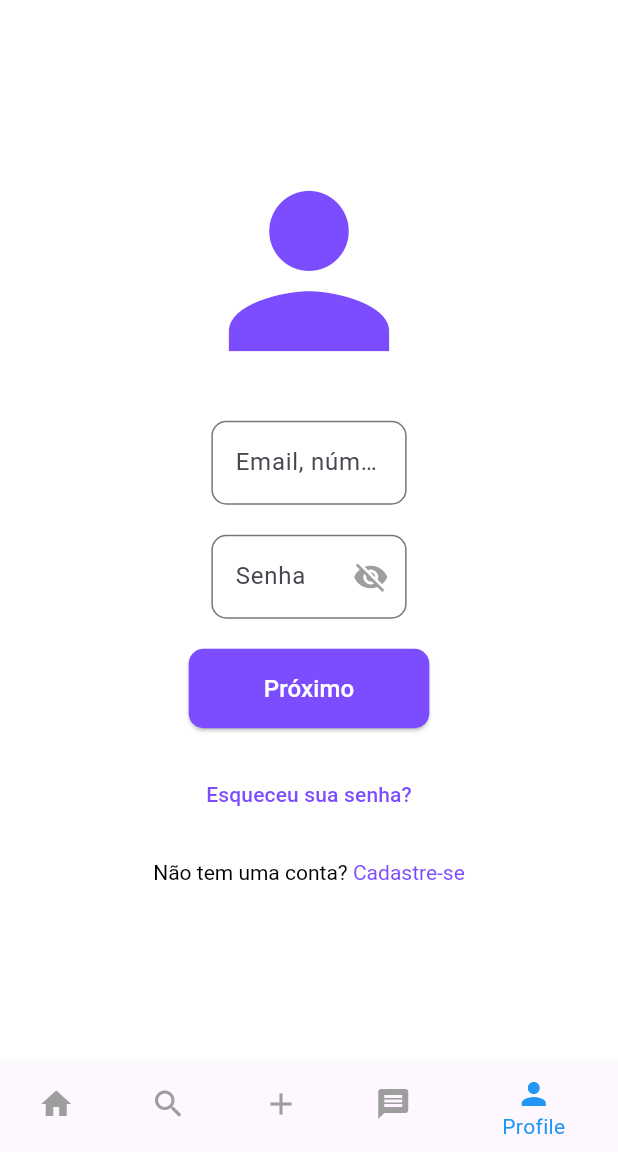
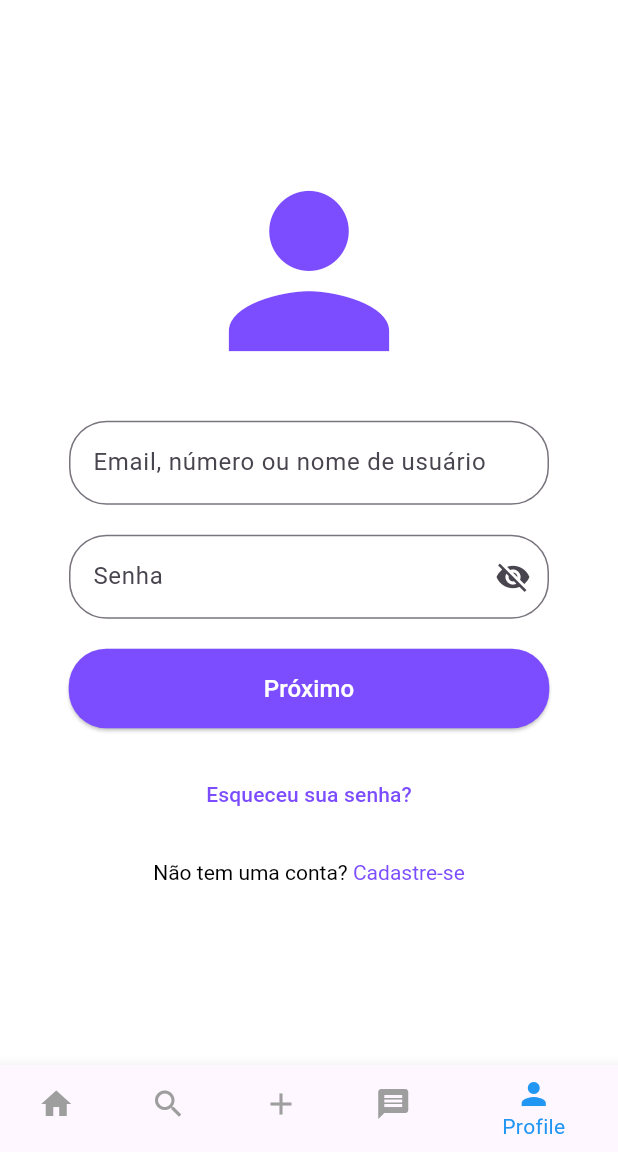
Before and after one commit to j0taaa/caps, a Flutter app: the LoginPage screen opened by its route, on a phone screen of 412 x 824 dp, the part 84-1236 px from its top. Run offline on Flutter 3.47's test engine with Material 3 defaults, Android fonts, the phone set to English and light mode, and no system bars; network calls fail.

Commit message:
Update LoginPage.dart

```diff
--- a/lib/pages/LoginPage.dart
+++ b/lib/pages/LoginPage.dart
@@ -95,14 +95,16 @@ class _LoginPageState extends State<LoginPage> {
 
   // Função para criar o TextField de email/nome de usuário
   Widget _buildTextField(String hintText) {
-    return FractionallySizedBox(
-      widthFactor: 0.35, // 35% of the viewport width
+    return SizedBox(
+      width: 320, // Set the width to 320 pixels
       child: TextField(
         decoration: InputDecoration(
-          hintText: hintText,
+          // hintText: hintText,
           border: OutlineInputBorder(
-            borderRadius: BorderRadius.circular(10.0),
+            borderRadius: BorderRadius.circular(25.0),
           ),
+          floatingLabelBehavior: FloatingLabelBehavior.auto, // Move hint text to upper side
+          labelText: hintText, // Set the label text
         ),
       ),
     );
@@ -110,19 +112,19 @@ class _LoginPageState extends State<LoginPage> {
 
   // Função para criar o campo de senha com botão para mostrar/ocultar senha
   Widget _buildPasswordField(String hintText) {
-    return FractionallySizedBox(
-      widthFactor: 0.35, // 35% of the viewport width
+    return SizedBox(
+      width: 320, // Set the width to 320 pixels
       child: TextField(
         obscureText: !_isPasswordVisible, // Mostrar/ocultar senha
         decoration: InputDecoration(
-          hintText: hintText,
+          //hintText: hintText,
           border: OutlineInputBorder(
-            borderRadius: BorderRadius.circular(10.0),
+            borderRadius: BorderRadius.circular(25.0),
           ),
           suffixIcon: IconButton(
             icon: Icon(
-              _isPasswordVisible ? Icons.visibility : Icons.visibility_off,
-              color: Colors.grey,
+              _isPasswordVisible ? Icons.visibility : Icons.visibility_off
+              // color: Colors.grey,
             ),
             onPressed: () {
               setState(() {
@@ -130,6 +132,8 @@ class _LoginPageState extends State<LoginPage> {
               });
             },
         ),
+        floatingLabelBehavior: FloatingLabelBehavior.auto, // Move hint text to upper side
+        labelText: hintText, // Set the label text
         ),
       ),
     );
@@ -137,22 +141,36 @@ class _LoginPageState extends State<LoginPage> {
 
   // Função para criar o botão de Próximo
   Widget _buildNextButton(BuildContext context) {
-    return ElevatedButton(
+    return MouseRegion(
+      onEnter: (_) {
+        setState(() {
+          _isHovering = true;
+        });
+      },
+      onExit: (_) {
+        setState(() {
+          _isHovering = false;
+        });
+      },
+      child: ElevatedButton(
         onPressed: () {
           // Ação do botão Próximo
         },
         style: ElevatedButton.styleFrom(
-        padding: const EdgeInsets.symmetric(vertical: 15, horizontal: 50),
+          padding: const EdgeInsets.symmetric(vertical: 15, horizontal: 130),
           shape: RoundedRectangleBorder(
-          borderRadius: BorderRadius.circular(10.0),
+            borderRadius: BorderRadius.circular(25.0),
           ),
-        backgroundColor: Colors.deepPurpleAccent, // Cor baseada na imagem
+          backgroundColor: _isHovering ? Colors.deepPurple : Colors.deepPurpleAccent, // Cor baseada na imagem
         ),
         child: const Text(
           'Próximo',
           style: TextStyle(fontSize: 16, color: Colors.white), // Texto branco
         ),
+      ),
     );
   }
 
+  bool _isHovering = false; // Controle de estado para hover
+
 }
```
Lines whose indentation alone changed are shown as unchanged.
